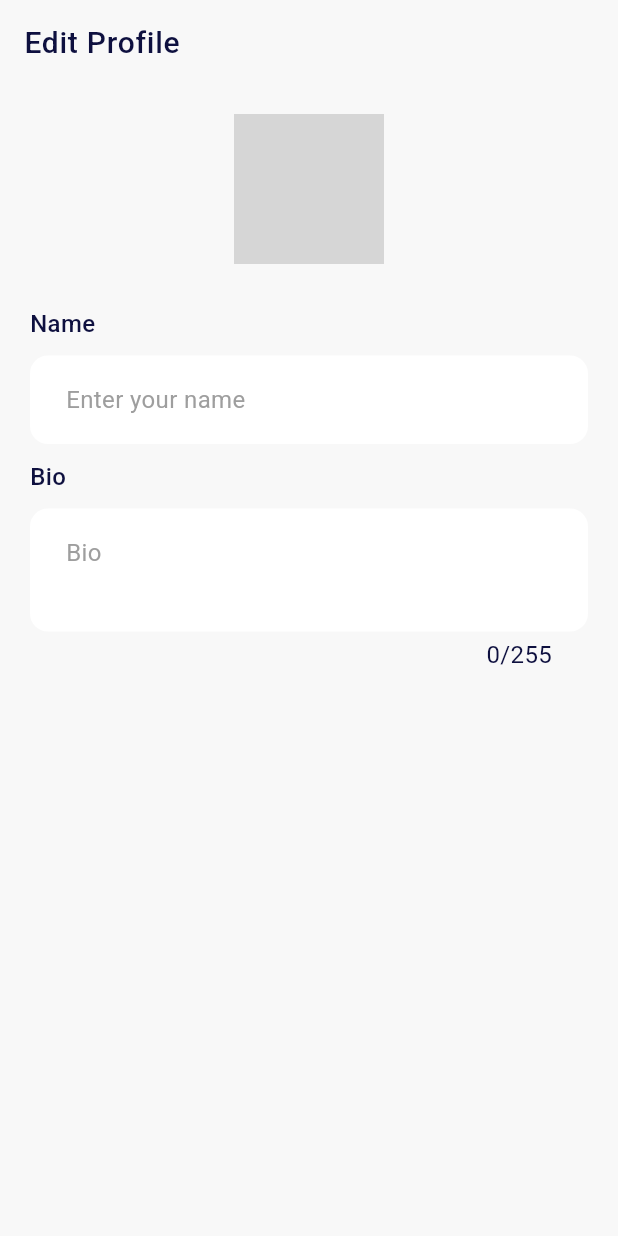
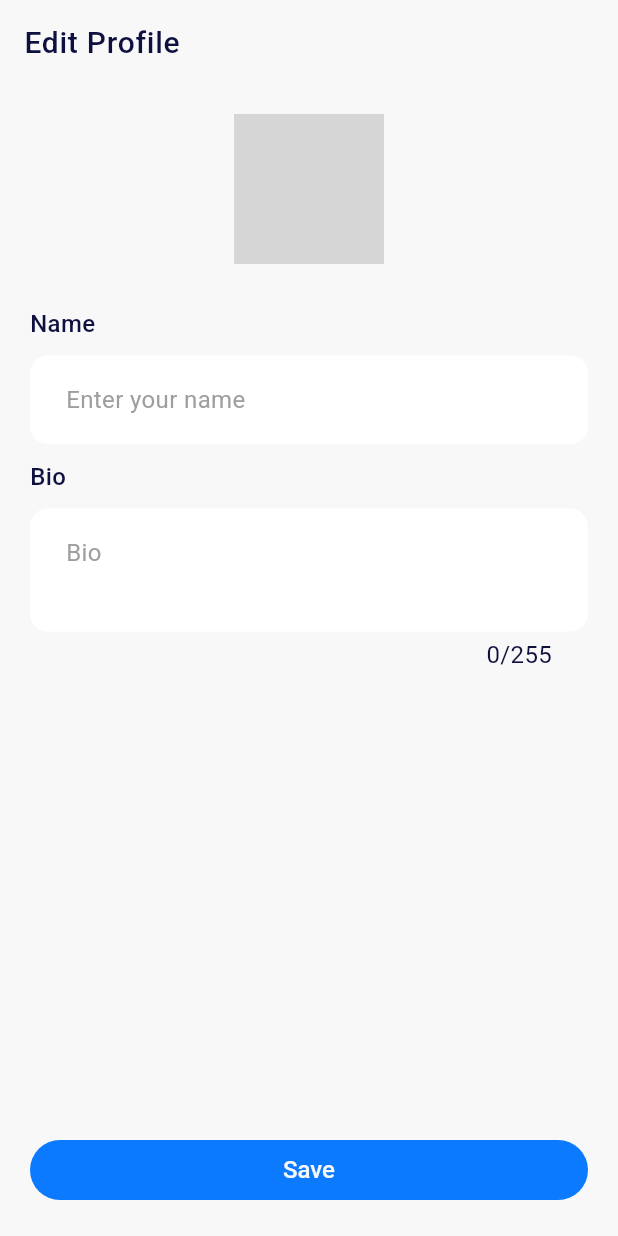
Before and after one commit to OtiDavidChibueze/social_network_platform_frontend, a Flutter app: the EditProfilePage screen opened by its route, on a phone screen of 412 x 824 dp. Run offline on Flutter 3.47's test engine with Material 3 defaults, Android fonts, the phone set to English and light mode, and no system bars; our stand-ins replace cached_network_image, dio, equatable, firebase_auth, firebase_core, flutter_bloc and 6 more; accounts and stored records are empty; network calls fail; grey boxes are pictures that could not be loaded.

Commit message:
chores: see diff for changes

```diff
--- a/lib/features/Splash/presentation/pages/splash_page.dart
+++ b/lib/features/Splash/presentation/pages/splash_page.dart
@@ -16,7 +16,7 @@ class SplashPage extends StatelessWidget {
     return BlocListener<UserBloc, UserState>(
       listener: (context, state) {
         if (state.status == UserStatus.success) {
-          context.go(MainPage.route);
+          context.go(ProfilePage.route);
         }
 
         if (state.status == UserStatus.error) {
--- a/lib/features/profile/presentation/pages/edit_profile_page.dart
+++ b/lib/features/profile/presentation/pages/edit_profile_page.dart
@@ -3,6 +3,7 @@ import 'dart:io';
 import 'package:flutter/material.dart';
 import 'package:flutter_bloc/flutter_bloc.dart';
 import 'package:image_picker/image_picker.dart';
+import 'package:social_network_platform/core/common/widgets/default_button_widget.dart';
 import '../../../../core/common/widgets/default_text_field_widget.dart';
 import '../../../auth/presentation/bloc/user_bloc.dart';
 import '../../../auth/presentation/bloc/user_state.dart';
@@ -37,7 +38,8 @@ class _EditProfilePageState extends State<EditProfilePage> {
 
       body: BlocBuilder<UserBloc, UserState>(
         builder: (context, state) {
-          return Padding(
+          return SafeArea(
+            child: Padding(
               padding: EdgeInsets.all(20),
               child: Column(
                 crossAxisAlignment: CrossAxisAlignment.start,
@@ -111,7 +113,12 @@ class _EditProfilePageState extends State<EditProfilePage> {
                     maxLines: 6,
                     maxLenght: 255,
                   ),
+
+                  Spacer(),
+
+                  DefaultButtonWidget(text: 'Save', onPressed: () {}),
                 ],
+              ),
             ),
           );
         },
```
Lines whose indentation alone changed are shown as unchanged.
